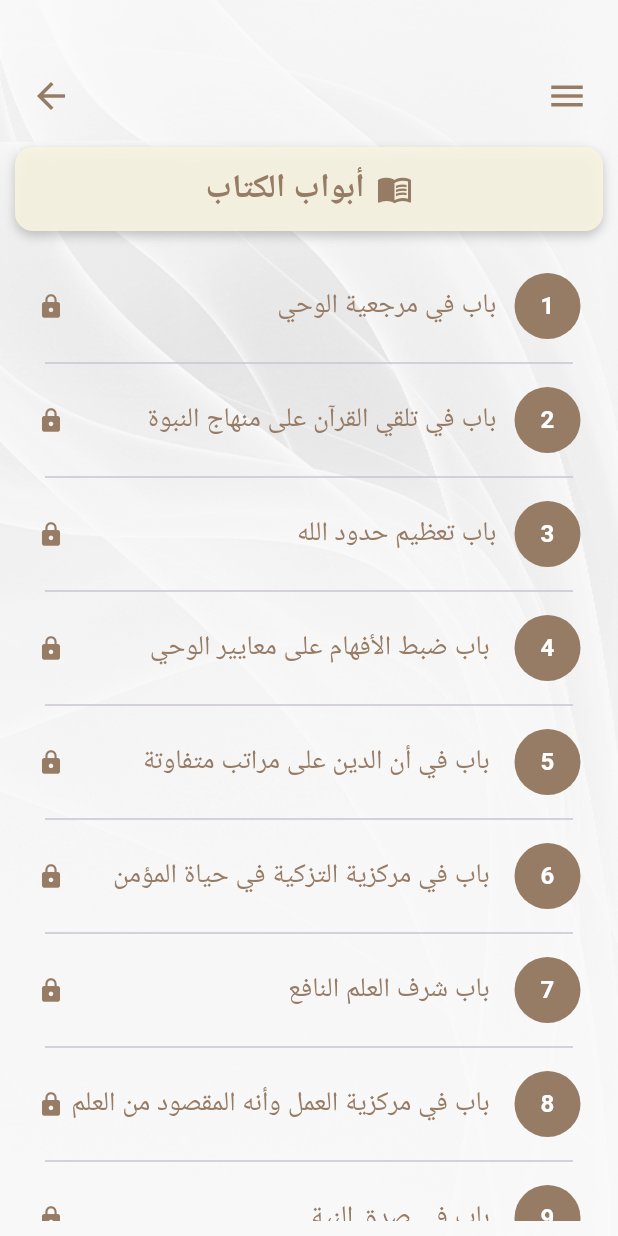
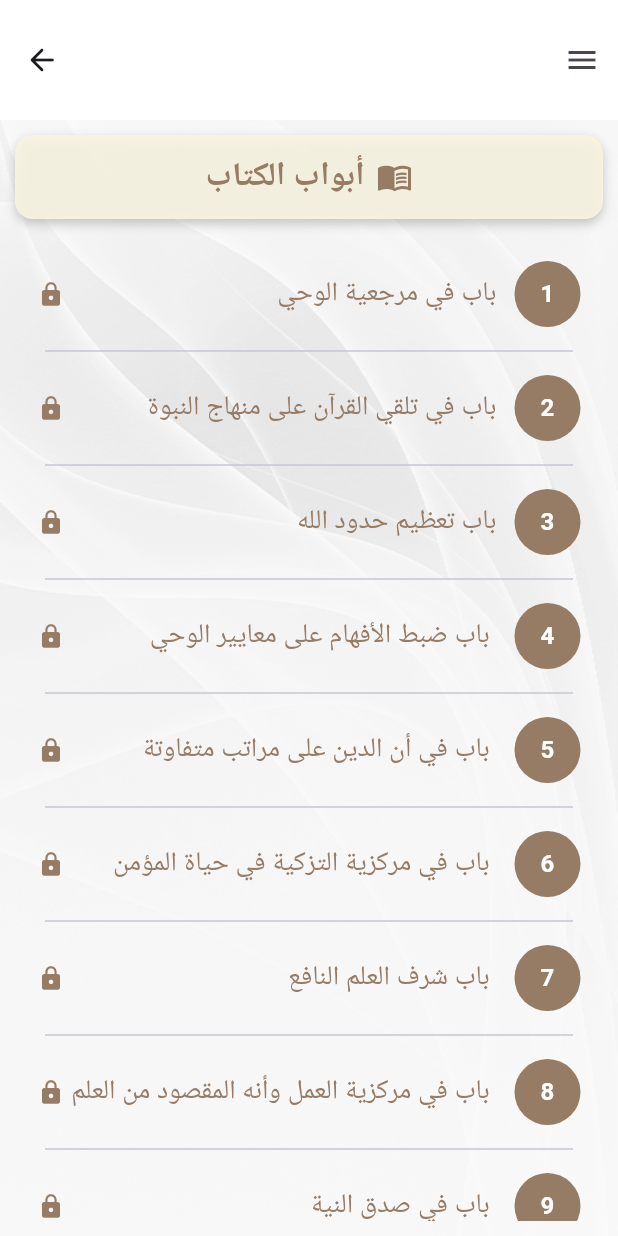
Before and after one commit to Mosab-kazeha/mirath, a Flutter app: the BookChaptersScreen screen opened directly, on a phone screen of 412 x 824 dp. Run offline on Flutter 3.47's test engine with Material 3 defaults, Android fonts, the phone set to English and light mode, and no system bars; our stand-ins replace flutter_svg; missing offline and left inert: syncfusion_flutter_pdfviewer.

Commit message:
book and drawer and explain

```diff
--- a/lib/BookChapters/BookChaptersScreen.dart
+++ b/lib/BookChapters/BookChaptersScreen.dart
@@ -1,6 +1,10 @@
 import 'package:flutter/material.dart';
+import 'package:flutter_svg/svg.dart';
 import 'package:mirath_merge/BookChapters/pdf_viewer_screen.dart';
 
+import '../core/resourses/assets_manager.dart';
+import '../core/resourses/colors.dart';
+import '../features/quizes/widgets/my_drawer.dart';
 import 'colorss.dart';
 
 class BookChaptersScreen extends StatelessWidget {
@@ -100,10 +104,24 @@ class BookChaptersScreen extends StatelessWidget {
 
   @override
   Widget build(BuildContext context) {
-    return Directionality(
-      textDirection: TextDirection.rtl,
-      child: Scaffold(
-        body: Stack(
+    final size = MediaQuery.of(context).size;
+
+    return Scaffold(
+      appBar: AppBar(
+        toolbarHeight: 80,
+        backgroundColor: light,
+        leading: IconButton(
+            onPressed: () {
+              Navigator.pop(context);
+            },
+            icon: const Icon(
+              Icons.arrow_back_rounded,
+            )),
+      ),
+      endDrawer: showCustomDrawer(size: size, context: context),
+      body: Directionality(
+        textDirection: TextDirection.rtl,
+        child: Stack(
           children: [
             Positioned.fill(
               child: Image.asset(
@@ -120,26 +138,6 @@ class BookChaptersScreen extends StatelessWidget {
               padding: const EdgeInsets.all(10.0),
               child: Column(
                 children: [
-                  Padding(
-                    padding: const EdgeInsets.only(top: 30.0, bottom: 10.0),
-                    child: Row(
-                      mainAxisAlignment: MainAxisAlignment.spaceBetween,
-                      children: [
-                        IconButton(
-                          icon: const Icon(Icons.menu,
-                              color: AppColors1.color1, size: 28),
-                          onPressed: () {},
-                        ),
-                        IconButton(
-                          icon: const Icon(Icons.arrow_forward,
-                              color: AppColors1.color1, size: 28),
-                          onPressed: () {
-                            Navigator.pop(context);
-                          },
-                        ),
-                      ],
-                    ),
-                  ),
                   Container(
                     padding: const EdgeInsets.symmetric(
                         vertical: 12, horizontal: 16),
--- a/lib/core/resourses/assets_manager.dart
+++ b/lib/core/resourses/assets_manager.dart
@@ -8,3 +8,4 @@ String personImage = "assets/images/person.png";
 String profileBackgrounImage = "assets/images/profile_background.jpg";
 String splashBackgrounImage = "assets/images/splash_screen_background.pnf";
 String splashImage = "assets/images/splash_screen.png";
+String cardImage = "assets/images/card.png";
--- a/lib/core/resourses/colors.dart
+++ b/lib/core/resourses/colors.dart
@@ -1,6 +1,6 @@
 import 'package:flutter/material.dart';
 
-const darkBrown = Color(0xff967B65);
+const Color darkBrown = Color(0xff967B65);
 const Color darkerBrown = Color(0xff694223);
 const Color lightBrown = Color(0xffF8F4E1);
 const Color light = Color(0xffFFFFFF);
@@ -10,3 +10,4 @@ const Color red = Color(0xFFc03232);
 const Color blue = Color(0xff8DA5F4);
 const Color creamyBrown = Color(0xffE4DCA3);
 const Color oflight = Color(0XffFFFEFE);
+const Color appBarBackgroundColor = Color(0XffE7DBC7);
--- /dev/null
+++ b/lib/features/quizes/widgets/my_drawer.dart
@@ -0,0 +1,131 @@
+import 'package:flutter/material.dart';
+import 'package:flutter_svg/svg.dart';
+import 'package:mirath_merge/BookChapters/BookChaptersScreen.dart';
+import 'package:mirath_merge/features/quizes/screens/welcome_screen.dart';
+import '../../../core/resourses/assets_manager.dart';
+import '../../../core/resourses/colors.dart';
+import '../screens/profile_screen.dart';
+import '../screens/setting_button.dart';
+
+Widget showCustomDrawer(
+    {TextStyle? textstyle, required Size size, required BuildContext context}) {
+  return Drawer(
+    width: size.width / 2,
+    backgroundColor: darkerBrown,
+    child: Column(
+      children: [
+        SizedBox(height: size.height * 0.06),
+        SvgPicture.asset(logoImage),
+        SettingButton(
+          title: "الملف الشخصي",
+          defaultColor: light,
+          onTap: () {
+            Navigator.push(
+              context,
+              MaterialPageRoute(
+                builder: (context) => const ProfileScreen(),
+              ),
+            );
+          },
+          icon: const Padding(
+            padding: EdgeInsets.all(8.0),
+            child: CircleAvatar(
+              backgroundColor: light,
+              child: Icon(
+                Icons.person,
+                color: darkerBrown,
+              ),
+            ),
+          ),
+        ),
+        SizedBox(height: size.height * 0.02),
+        SettingButton(
+          title: "أبواب الكتاب",
+          defaultColor: light,
+          onTap: () {
+            Navigator.push(
+              context,
+              MaterialPageRoute(
+                builder: (context) => const BookChaptersScreen(),
+              ),
+            );
+          },
+          icon: const Padding(
+            padding: EdgeInsets.all(8.0),
+            child: CircleAvatar(
+              backgroundColor: light,
+              child: Icon(
+                Icons.book_outlined,
+                color: darkerBrown,
+              ),
+            ),
+          ),
+        ),
+        SizedBox(height: size.height * 0.02),
+        SettingButton(
+          title: "الاعدادات",
+          defaultColor: light,
+          onTap: () {},
+          icon: const Padding(
+            padding: EdgeInsets.all(8.0),
+            child: CircleAvatar(
+              backgroundColor: light,
+              child: Icon(
+                Icons.settings,
+                color: darkerBrown,
+              ),
+            ),
+          ),
+        ),
+        SizedBox(height: size.height * 0.02),
+        SettingButton(
+          title: "لمحة عن التطبيق",
+          defaultColor: light,
+          onTap: () {},
+          icon: const Padding(
+            padding: EdgeInsets.all(8.0),
+            child: CircleAvatar(
+              backgroundColor: light,
+              child: Icon(
+                Icons.eco,
+                color: darkerBrown,
+              ),
+            ),
+          ),
+        ),
+        SizedBox(height: size.height * 0.02),
+        const Spacer(),
+        const Text(
+          textDirection: TextDirection.rtl,
+          "تواصل معنا",
+          style: TextStyle(
+            color: light,
+            fontSize: 20,
+            fontFamily: 'Almarai-Regular',
+          ),
+        ),
+        const Divider(),
+        SettingButton(
+          title: "تسجيل خروج",
+          defaultColor: light,
+          onTap: () {
+            Navigator.push(
+              context,
+              MaterialPageRoute(
+                builder: (context) => const WelcomeScreen(),
+              ),
+            );
+          },
+          icon: const Padding(
+            padding: EdgeInsets.all(8.0),
+            child: Icon(
+              Icons.logout,
+              color: light,
+            ),
+          ),
+        ),
+        SizedBox(height: size.height * 0.02),
+      ],
+    ),
+  );
+}
--- a/lib/features/quizes/widgets/my_textfield.dart
+++ b/lib/features/quizes/widgets/my_textfield.dart
@@ -50,7 +50,7 @@ class MyTextField extends StatelessWidget {
         textAlign: TextAlign.end,
         decoration: InputDecoration(
           focusColor: Colors.lightBlue,
-          prefix: prefixIcon,
+          prefixIcon: prefixIcon,
           label: Center(
             child: Text(
               title,
--- a/lib/main.dart
+++ b/lib/main.dart
@@ -1,4 +1,6 @@
 import 'package:flutter/material.dart';
+import 'package:mirath_merge/BookChapters/BookChaptersScreen.dart';
+import 'package:mirath_merge/features/quizes/screens/explain_screen.dart';
 import 'package:mirath_merge/features/quizes/screens/login_screen.dart';
 import 'package:mirath_merge/features/quizes/screens/profile_screen.dart';
 import 'package:mirath_merge/features/quizes/screens/welcome_screen.dart';
@@ -37,6 +39,7 @@ class MyApp extends StatelessWidget {
           QuizScreen.routeName: (ctx) => const QuizScreen(),
           WrittenQuizScreen.routeName: (ctx) => const WrittenQuizScreen(),
           WelcomeScreen.routeName: (ctx) => const WelcomeScreen(),
+          ExplainScreen.routeName: (ctx) => const ExplainScreen(),
         },
         debugShowCheckedModeBanner: false,
       ),
```
Also changed, not shown: lib/features/quizes/screens/explain_screen.dart (added, +257 -0 lines), lib/features/quizes/screens/login_screen.dart (+8 -1 lines), lib/features/quizes/screens/quiz_screen.dart (+26 -18 lines), lib/features/quizes/screens/setting_button.dart (added, +40 -0 lines), lib/features/quizes/screens/signup_screen.dart (+16 -2 lines), lib/features/quizes/screens/welcome_screen.dart (+17 -4 lines), lib/features/quizes/screens/written_quiz_screen.dart (+32 -19 lines), lib/features/quizes/widgets/my_button.dart (+10 -20 lines), assets/images/card.png (added).
